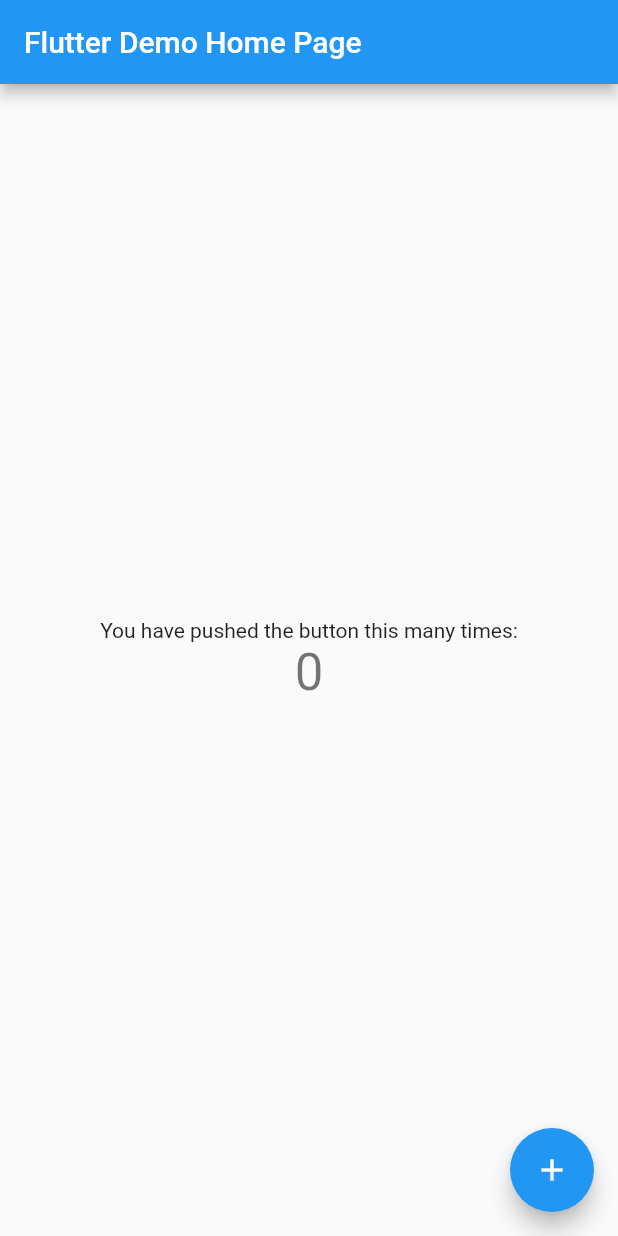
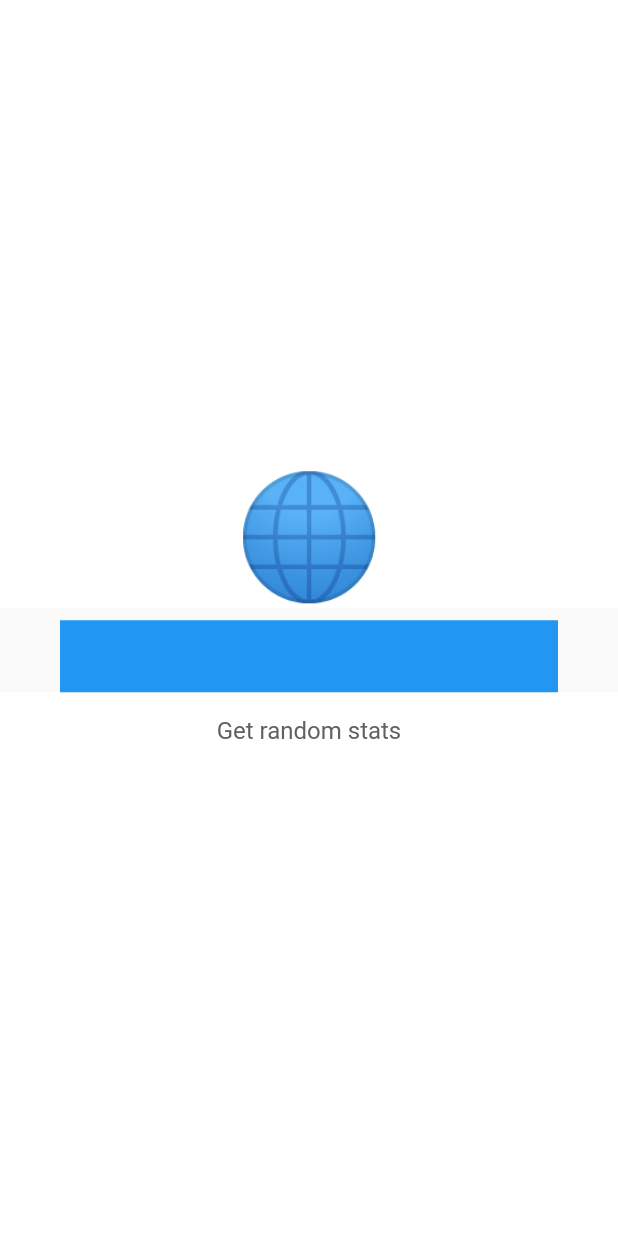
Before and after one commit to PascalGehring/conum, a Flutter app: the screen it shows after launch, on a phone screen of 412 x 824 dp. Run offline on Flutter 3.47's test engine with Material 2 defaults, Android fonts, the light colour scheme and no system bars; our stand-ins replace bloc, dartz, data_connection_checker, equatable, flutter_bloc, get_it and 1 more.

Commit message:
began searchpage and searchbar, setup materialApp

```diff
--- /dev/null
+++ b/lib/features/country_stats/presentation/pages/search_page.dart
@@ -0,0 +1,37 @@
+import 'package:conum/features/country_stats/presentation/bloc/country_stats_bloc.dart';
+import 'package:conum/features/country_stats/presentation/widgets/emoji.dart';
+import 'package:conum/features/country_stats/presentation/widgets/search_bar.dart';
+import 'package:flutter/material.dart';
+import 'package:flutter_bloc/flutter_bloc.dart';
+
+import '../../../../injection_container.dart';
+
+class SearchPage extends StatelessWidget {
+  @override
+  Widget build(BuildContext context) {
+    return Scaffold(
+        backgroundColor: Colors.white,
+        body: BlocProvider(
+          create: (BuildContext context) => sl<CountryStatsBloc>(),
+          child: Column(
+            mainAxisAlignment: MainAxisAlignment.center,
+            children: [
+              Emoji('🌐'),
+              SearchBar(),
+              Padding(
+                padding: const EdgeInsets.all(16.0),
+                child: GestureDetector(
+                  onTap: () {
+                    print('Random Stats');
+                  },
+                  child: Text(
+                    'Get random stats',
+                    style: TextStyle(fontSize: 16, color: Colors.grey[700]),
+                  ),
+                ),
+              )
+            ],
+          ),
+        ));
+  }
+}
--- /dev/null
+++ b/lib/features/country_stats/presentation/widgets/emoji.dart
@@ -0,0 +1,15 @@
+import 'package:flutter/material.dart';
+
+class Emoji extends StatelessWidget {
+  final String emojiHex;
+
+  Emoji(this.emojiHex);
+
+  @override
+  Widget build(BuildContext context) {
+    return Text(
+      emojiHex,
+      style: TextStyle(fontSize: 80),
+    );
+  }
+}
--- /dev/null
+++ b/lib/features/country_stats/presentation/widgets/search_bar.dart
@@ -0,0 +1,25 @@
+import 'package:flutter/material.dart';
+
+class SearchBar extends StatelessWidget {
+  @override
+  Widget build(BuildContext context) {
+    return Material(
+      child: Padding(
+        padding: const EdgeInsets.fromLTRB(40, 8, 40, 0),
+        child: TextField(
+          decoration: InputDecoration(
+            fillColor: Colors.blue,
+            filled: true,
+            border: InputBorder.none,
+            focusedBorder: InputBorder.none,
+            enabledBorder: InputBorder.none,
+            errorBorder: InputBorder.none,
+            disabledBorder: InputBorder.none,
+          ),
+        ),
+      ),
+    );
+  }
+}
+
+//OutlineInputBorder(borderRadius: BorderRadius.circular(25)),
--- a/lib/main.dart
+++ b/lib/main.dart
@@ -1,3 +1,4 @@
+import 'package:conum/features/country_stats/presentation/pages/search_page.dart';
 import 'package:flutter/material.dart';
 import 'injection_container.dart' as di;
 
@@ -9,109 +10,11 @@
 }
 
 class MyApp extends StatelessWidget {
-  // This widget is the root of your application.
   @override
   Widget build(BuildContext context) {
     return MaterialApp(
-      title: 'Flutter Demo',
-      theme: ThemeData(
-        // This is the theme of your application.
-        //
-        // Try running your application with "flutter run". You'll see the
-        // application has a blue toolbar. Then, without quitting the app, try
-        // changing the primarySwatch below to Colors.green and then invoke
-        // "hot reload" (press "r" in the console where you ran "flutter run",
-        // or simply save your changes to "hot reload" in a Flutter IDE).
-        // Notice that the counter didn't reset back to zero; the application
-        // is not restarted.
-        primarySwatch: Colors.blue,
-      ),
-      home: MyHomePage(title: 'Flutter Demo Home Page'),
+      title: 'CoNum',
+      home: SearchPage(),
     );
   }
 }
-
-class MyHomePage extends StatefulWidget {
-  MyHomePage({Key key, this.title}) : super(key: key);
-
-  // This widget is the home page of your application. It is stateful, meaning
-  // that it has a State object (defined below) that contains fields that affect
-  // how it looks.
-
-  // This class is the configuration for the state. It holds the values (in this
-  // case the title) provided by the parent (in this case the App widget) and
-  // used by the build method of the State. Fields in a Widget subclass are
-  // always marked "final".
-
-  final String title;
-
-  @override
-  _MyHomePageState createState() => _MyHomePageState();
-}
-
-class _MyHomePageState extends State<MyHomePage> {
-  int _counter = 0;
-
-  void _incrementCounter() {
-    setState(() {
-      // This call to setState tells the Flutter framework that something has
-      // changed in this State, which causes it to rerun the build method below
-      // so that the display can reflect the updated values. If we changed
-      // _counter without calling setState(), then the build method would not be
-      // called again, and so nothing would appear to happen.
-      _counter++;
-    });
-  }
-
-  @override
-  Widget build(BuildContext context) {
-    // This method is rerun every time setState is called, for instance as done
-    // by the _incrementCounter method above.
-    //
-    // The Flutter framework has been optimized to make rerunning build methods
-    // fast, so that you can just rebuild anything that needs updating rather
-    // than having to individually change instances of widgets.
-    return Scaffold(
-      appBar: AppBar(
-        // Here we take the value from the MyHomePage object that was created by
-        // the App.build method, and use it to set our appbar title.
-        title: Text(widget.title),
-      ),
-      body: Center(
-        // Center is a layout widget. It takes a single child and positions it
-        // in the middle of the parent.
-        child: Column(
-          // Column is also a layout widget. It takes a list of children and
-          // arranges them vertically. By default, it sizes itself to fit its
-          // children horizontally, and tries to be as tall as its parent.
-          //
-          // Invoke "debug painting" (press "p" in the console, choose the
-          // "Toggle Debug Paint" action from the Flutter Inspector in Android
-          // Studio, or the "Toggle Debug Paint" command in Visual Studio Code)
-          // to see the wireframe for each widget.
-          //
-          // Column has various properties to control how it sizes itself and
-          // how it positions its children. Here we use mainAxisAlignment to
-          // center the children vertically; the main axis here is the vertical
-          // axis because Columns are vertical (the cross axis would be
-          // horizontal).
-          mainAxisAlignment: MainAxisAlignment.center,
-          children: <Widget>[
-            Text(
-              'You have pushed the button this many times:',
-            ),
-            Text(
-              '$_counter',
-              style: Theme.of(context).textTheme.headline4,
-            ),
-          ],
-        ),
-      ),
-      floatingActionButton: FloatingActionButton(
-        onPressed: _incrementCounter,
-        tooltip: 'Increment',
-        child: Icon(Icons.add),
-      ), // This trailing comma makes auto-formatting nicer for build methods.
-    );
-  }
-}
```
